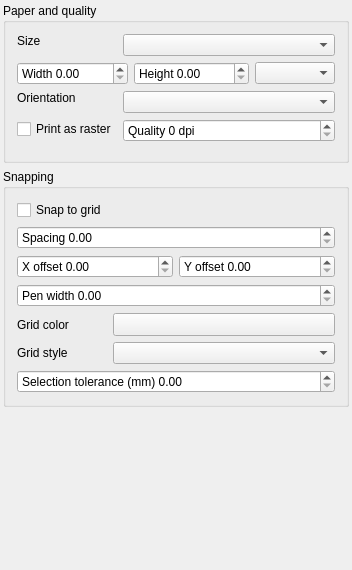
The window that src/ui/qgscompositionwidgetbase.ui (qgis/QGIS) describes before a commit, drawn with Qt 5.
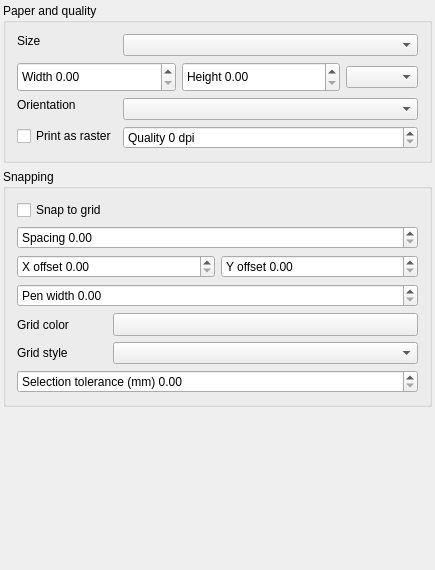
The same window after the commit. Custom widgets are drawn as their Qt base class.

What changed in the file:
```diff
--- a/src/ui/qgscompositionwidgetbase.ui
+++ b/src/ui/qgscompositionwidgetbase.ui
@@ -6,7 +6,7 @@
    <rect>
     <x>0</x>
     <y>0</y>
-    <width>352</width>
+    <width>435</width>
     <height>570</height>
    </rect>
   </property>
@@ -42,7 +42,7 @@
        <rect>
         <x>0</x>
         <y>0</y>
-        <width>352</width>
+        <width>435</width>
         <height>570</height>
        </rect>
       </property>
@@ -98,11 +98,11 @@
            </widget>
           </item>
           <item row="1" column="0" colspan="2">
-           <layout class="QHBoxLayout" name="horizontalLayout">
+           <layout class="QHBoxLayout" name="horizontalLayout" stretch="1,1,0">
             <item>
              <widget class="QDoubleSpinBox" name="mPaperWidthDoubleSpinBox">
               <property name="sizePolicy">
-               <sizepolicy hsizetype="Preferred" vsizetype="Minimum">
+               <sizepolicy hsizetype="Minimum" vsizetype="Expanding">
                 <horstretch>0</horstretch>
                 <verstretch>0</verstretch>
                </sizepolicy>
@@ -121,7 +121,7 @@
             <item>
              <widget class="QDoubleSpinBox" name="mPaperHeightDoubleSpinBox">
               <property name="sizePolicy">
-               <sizepolicy hsizetype="Preferred" vsizetype="Minimum">
+               <sizepolicy hsizetype="Expanding" vsizetype="Minimum">
                 <horstretch>0</horstretch>
                 <verstretch>0</verstretch>
                </sizepolicy>
```
